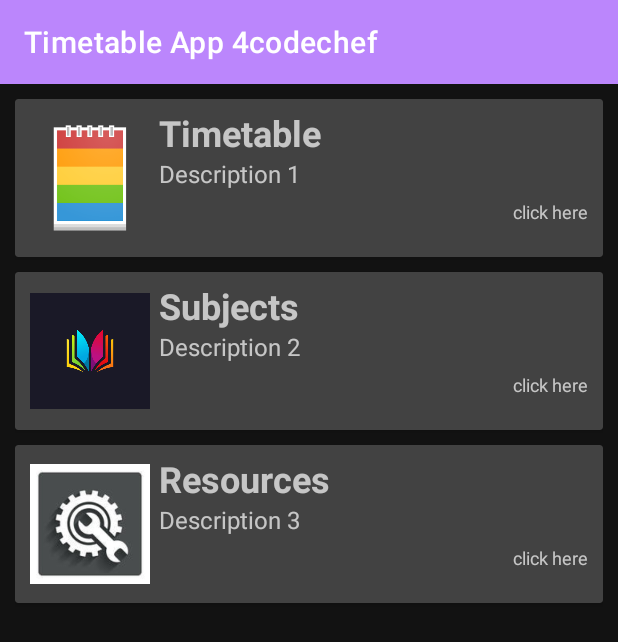
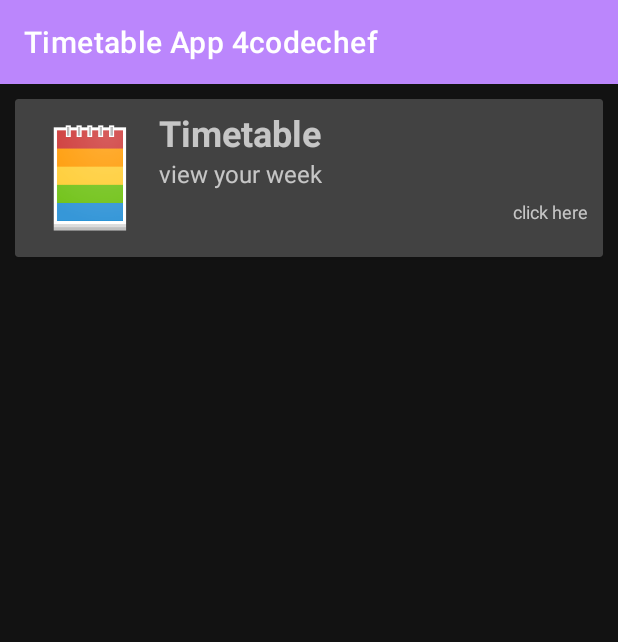
Before and after one commit to thecountrox/timetableapp-4cc, an Android app: the screen it shows after launch (MainActivity), on a phone screen of 412 x 824 dp. Shown: the top 642 px of the screen. Run offline under Robolectric (Android 15) with nearby library versions, the phone set to English and light mode, and no system bars.

Commit message:
Removed incompleted parts of app (due to time constrains)

```diff
--- a/app/src/main/java/com/example/codechef1/MainActivity.java
+++ b/app/src/main/java/com/example/codechef1/MainActivity.java
@@ -55,12 +55,12 @@ public class MainActivity extends AppCompatActivity {
                         startActivity(intent);
                         break;
                     }
-                    case 1: {
+              /*      case 1: {
                         break;
                     }
                     case 2: {
                         break;
-                    }
+                    }*/
                 }
             }
         });
@@ -115,11 +115,11 @@ public class MainActivity extends AppCompatActivity {
 
             if(titleArray[position].equalsIgnoreCase("Timetable")){
                 imageView.setImageResource(R.drawable.timetable);
-            }else if(titleArray[position].equalsIgnoreCase("Subjects")){
+            }/*else if(titleArray[position].equalsIgnoreCase("Subjects")){
                 imageView.setImageResource(R.drawable.book);
             }else{
                 imageView.setImageResource(R.drawable.settings);
-            }
+            }*/
 
             return convertView;
 
--- a/app/src/main/java/com/example/codechef1/WeekActivity.java
+++ b/app/src/main/java/com/example/codechef1/WeekActivity.java
@@ -131,10 +131,8 @@ public class WeekActivity extends AppCompatActivity {
 
     @Override
     public boolean onOptionsItemSelected(@NonNull MenuItem item) {
-        switch (item.getItemId()){
-            case android.R.id.home : {
-                onBackPressed();
-            }
+        if (item.getItemId() == android.R.id.home) {
+            onBackPressed();
         }
         return super.onOptionsItemSelected(item);
     }
--- a/app/src/main/res/values/strings.xml
+++ b/app/src/main/res/values/strings.xml
@@ -3,13 +3,9 @@
 
     <string-array name="Main">
         <item>Timetable</item>
-        <item>Subjects</item>
-        <item>Resources</item>
     </string-array>
     <string-array name="Description">
-        <item>Description 1</item>
-        <item>Description 2</item>
-        <item>Description 3</item>
+        <item>view your week</item>
     </string-array>
 
     <string-array name="Week">
```
Also changed, not shown: app/src/main/java/com/example/codechef1/DayDetail.java (+10 -0 lines).
